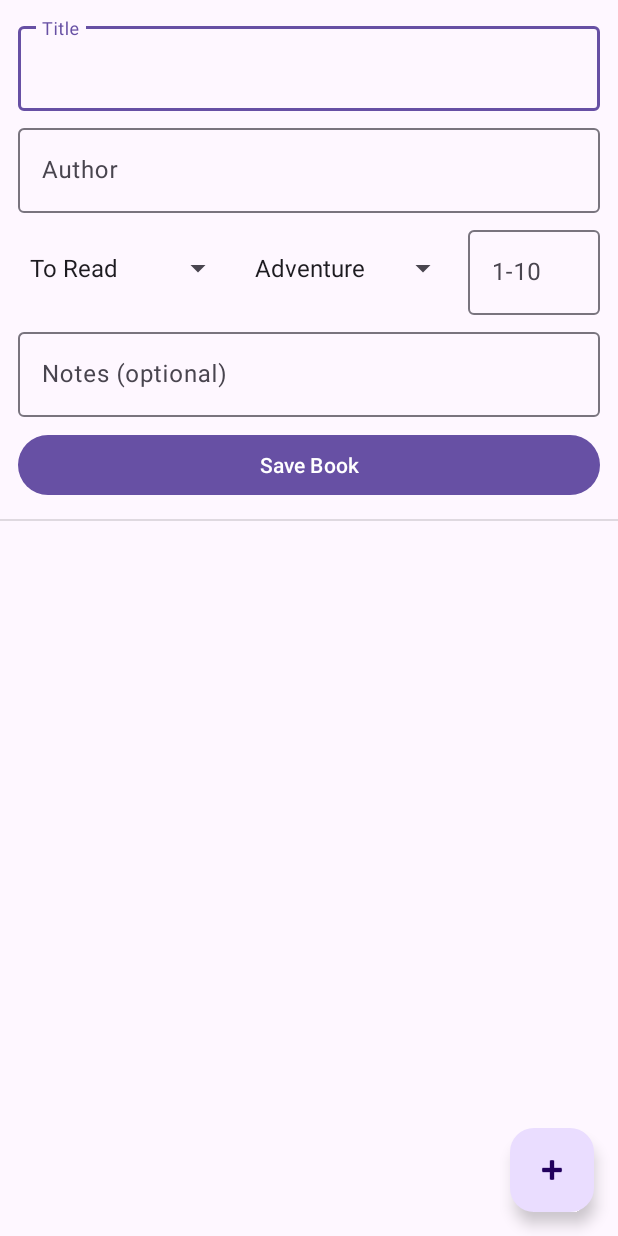
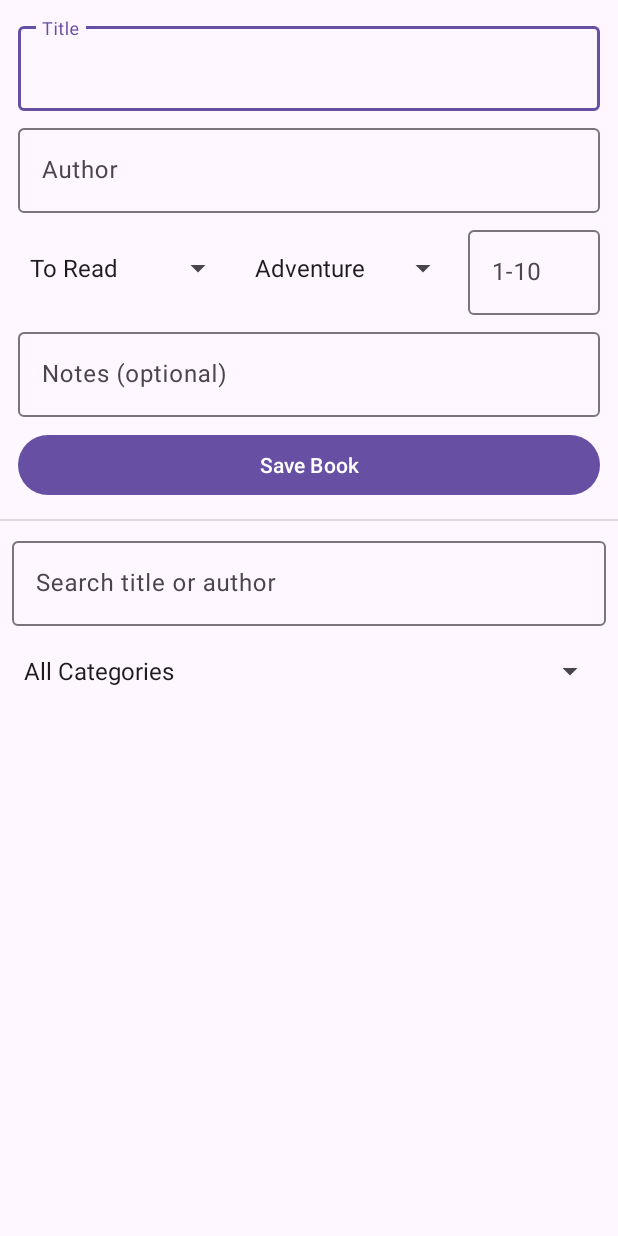
Before and after one commit to DoodlyPoro/MobileApps2026-2401321029, an Android app built with Jetpack Compose: the screen it shows after launch (MainActivity), on a phone screen of 412 x 824 dp. Run offline under Robolectric (Android 15) with nearby library versions, the phone set to English and light mode, and no system bars; our stand-ins replace Room's generated code.

Commit message:
Added book search by title/author and category filter

```diff
--- a/app/src/main/java/com/example/booktracker/data/dao/BookDao.kt
+++ b/app/src/main/java/com/example/booktracker/data/dao/BookDao.kt
@@ -16,17 +16,15 @@ interface BookDao {
     @Transaction
     @Query(
         """
-        SELECT * FROM books
-        WHERE (:title IS NULL OR title LIKE '%' || :title || '%')
-          AND (:author IS NULL OR author LIKE '%' || :author || '%')
-          AND (:status IS NULL OR status = :status)
-          AND (:catCount = 0 OR categoryId IN (:categoryIds))
-        ORDER BY title COLLATE NOCASE
-        """
+    SELECT * FROM books
+    WHERE (:query IS NULL OR title LIKE '%' || :query || '%' OR author LIKE '%' || :query || '%')
+      AND (:status IS NULL OR status = :status)
+      AND (:catCount = 0 OR categoryId IN (:categoryIds))
+    ORDER BY title COLLATE NOCASE
+    """
     )
     fun filter(
-        title: String?,
-        author: String?,
+        query: String?,
         status: String?,
         categoryIds: List<Long>,
         catCount: Int
--- a/app/src/main/java/com/example/booktracker/data/repository/BookRepository.kt
+++ b/app/src/main/java/com/example/booktracker/data/repository/BookRepository.kt
@@ -17,9 +17,9 @@ class BookRepository (
 
     fun search(filter: BookFilter): LiveData<List<BookWithCategory>> {
         val ids = filter.categoryIds.ifEmpty { listOf(NO_CATEGORY_ID) }
+        val searchQuery = filter.title.blankToNull() ?: filter.author.blankToNull()
         return bookDao.filter(
-            title = filter.title.blankToNull(),
-            author = filter.author.blankToNull(),
+            query = searchQuery,
             status = filter.status.blankToNull(),
             categoryIds = ids,
             catCount = filter.categoryIds.size
--- a/app/src/main/java/com/example/booktracker/ui/BookListFragment.kt
+++ b/app/src/main/java/com/example/booktracker/ui/BookListFragment.kt
@@ -1,22 +1,29 @@
 package com.example.booktracker.ui
 
 import android.os.Bundle
+import android.text.Editable
+import android.text.TextWatcher
 import android.view.LayoutInflater
 import android.view.View
 import android.view.ViewGroup
+import android.widget.AdapterView
+import android.widget.ArrayAdapter
+import android.widget.Spinner
 import androidx.fragment.app.Fragment
 import androidx.lifecycle.ViewModelProvider
 import androidx.recyclerview.widget.LinearLayoutManager
 import androidx.recyclerview.widget.RecyclerView
 import com.example.booktracker.R
 import com.example.booktracker.data.BookDatabase
+import com.example.booktracker.data.entity.Category
 import com.example.booktracker.data.repository.BookRepository
 import com.example.booktracker.viewmodel.BookViewModel
-import com.google.android.material.floatingactionbutton.FloatingActionButton
+import com.google.android.material.textfield.TextInputEditText
 
 class BookListFragment : Fragment() {
     private lateinit var viewModel: BookViewModel
     private lateinit var bookAdapter: BookAdapter
+    private var categoriesList: List<Category> = emptyList()
 
     override fun onCreateView(
         inflater: LayoutInflater,
@@ -32,6 +39,8 @@ class BookListFragment : Fragment() {
     ) {
         super.onViewCreated(view, savedInstanceState)
 
+        val etSearch = view.findViewById<TextInputEditText>(R.id.etSearch)
+        val spinnerFilterCategory = view.findViewById<Spinner>(R.id.spinnerFilterCategory)
         val recyclerView = view.findViewById<RecyclerView>(R.id.recyclerViewBooks)
         recyclerView.layoutManager = LinearLayoutManager(requireContext())
 
@@ -45,6 +54,57 @@ class BookListFragment : Fragment() {
         val factory = BookViewModel.Factory(repository)
         viewModel = ViewModelProvider(requireActivity(), factory)[BookViewModel::class.java]
 
+        // Зареждане на категориите в спинъра за филтриране ("All Categories" като първа опция)
+        viewModel.categories.observe(viewLifecycleOwner) { categories ->
+            categoriesList = categories
+            val options = listOf("All Categories") + categories.map { it.name }
+            val adapter = ArrayAdapter(
+                requireContext(),
+                android.R.layout.simple_spinner_item,
+                options
+            ).apply {
+                setDropDownViewResource(android.R.layout.simple_spinner_dropdown_item)
+            }
+            spinnerFilterCategory.adapter = adapter
+        }
+
+        // Търсене по заглавие в реално време
+        etSearch.addTextChangedListener(object : TextWatcher {
+            override fun beforeTextChanged(s: CharSequence?, start: Int, count: Int, after: Int) = Unit
+            override fun onTextChanged(s: CharSequence?, start: Int, before: Int, count: Int) = Unit
+            override fun afterTextChanged(s: Editable?) {
+                val query = s?.toString()?.trim().orEmpty()
+                val current = viewModel.currentFilter()
+                viewModel.setFilter(
+                    current.copy(title = query.ifEmpty { null })
+                )
+            }
+        })
+
+        // Филтриране по избрана категория
+        spinnerFilterCategory.onItemSelectedListener = object : AdapterView.OnItemSelectedListener {
+            override fun onItemSelected(
+                parent: AdapterView<*>?,
+                itemView: View?,
+                position: Int,
+                id: Long
+            ) {
+                val current = viewModel.currentFilter()
+                val selectedCategoryIds = if (position <= 0) {
+                    emptyList()
+                } else {
+                    val category = categoriesList.getOrNull(position - 1)
+                    category?.let { listOf(it.id) } ?: emptyList()
+                }
+                viewModel.setFilter(
+                    current.copy(categoryIds = selectedCategoryIds)
+                )
+            }
+
+            override fun onNothingSelected(parent: AdapterView<*>?) = Unit
+        }
+
+        // Наблюдаване на филтрираните резултати
         viewModel.searchResults.observe(viewLifecycleOwner) { books ->
             books?.let {
                 bookAdapter.updateBooks(it)
--- a/app/src/main/res/layout/fragment_book_list.xml
+++ b/app/src/main/res/layout/fragment_book_list.xml
@@ -4,28 +4,44 @@
     xmlns:tools="http://schemas.android.com/tools"
     android:layout_width="match_parent"
     android:layout_height="match_parent"
+    android:padding="8dp"
     tools:context=".ui.BookListFragment">
+
+    <com.google.android.material.textfield.TextInputLayout
+        android:id="@+id/tilSearch"
+        android:layout_width="0dp"
+        android:layout_height="wrap_content"
+        android:hint="Search title or author"
+        app:layout_constraintEnd_toEndOf="parent"
+        app:layout_constraintStart_toStartOf="parent"
+        app:layout_constraintTop_toTopOf="parent">
+
+        <com.google.android.material.textfield.TextInputEditText
+            android:id="@+id/etSearch"
+            android:layout_width="match_parent"
+            android:layout_height="wrap_content"
+            android:inputType="text"
+            android:maxLines="1" />
+    </com.google.android.material.textfield.TextInputLayout>
+
+    <Spinner
+        android:id="@+id/spinnerFilterCategory"
+        android:layout_width="0dp"
+        android:layout_height="48dp"
+        android:layout_marginTop="6dp"
+        app:layout_constraintEnd_toEndOf="parent"
+        app:layout_constraintStart_toStartOf="parent"
+        app:layout_constraintTop_toBottomOf="@id/tilSearch" />
 
     <androidx.recyclerview.widget.RecyclerView
         android:id="@+id/recyclerViewBooks"
         android:layout_width="0dp"
         android:layout_height="0dp"
+        android:layout_marginTop="6dp"
         app:layout_constraintBottom_toBottomOf="parent"
         app:layout_constraintEnd_toEndOf="parent"
         app:layout_constraintStart_toStartOf="parent"
-        app:layout_constraintTop_toTopOf="parent"
+        app:layout_constraintTop_toBottomOf="@id/spinnerFilterCategory"
         tools:listitem="@layout/item_book" />
 
-    <com.google.android.material.floatingactionbutton.FloatingActionButton
-        android:id="@+id/fabAddBook"
-        android:layout_width="wrap_content"
-        android:layout_height="wrap_content"
-        android:layout_margin="16dp"
-        android:clickable="true"
-        android:focusable="true"
-        android:contentDescription="Add new book"
-        app:layout_constraintBottom_toBottomOf="parent"
-        app:layout_constraintEnd_toEndOf="parent"
-        app:srcCompat="@android:drawable/ic_input_add" />
-
 </androidx.constraintlayout.widget.ConstraintLayout>
```
